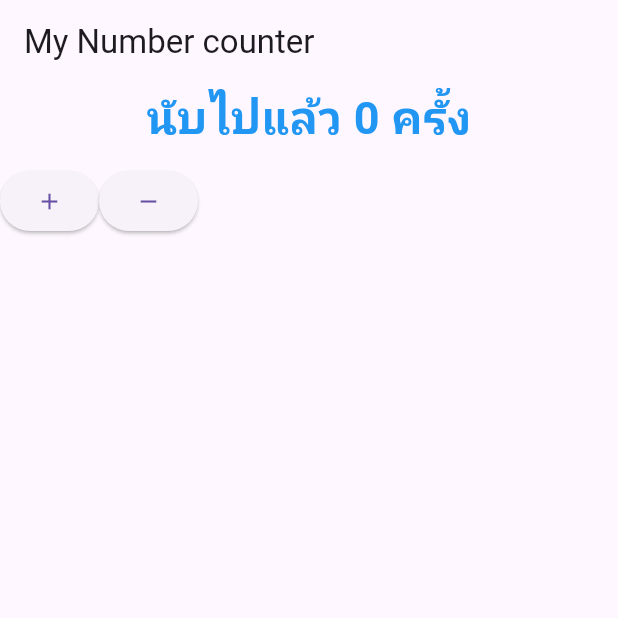
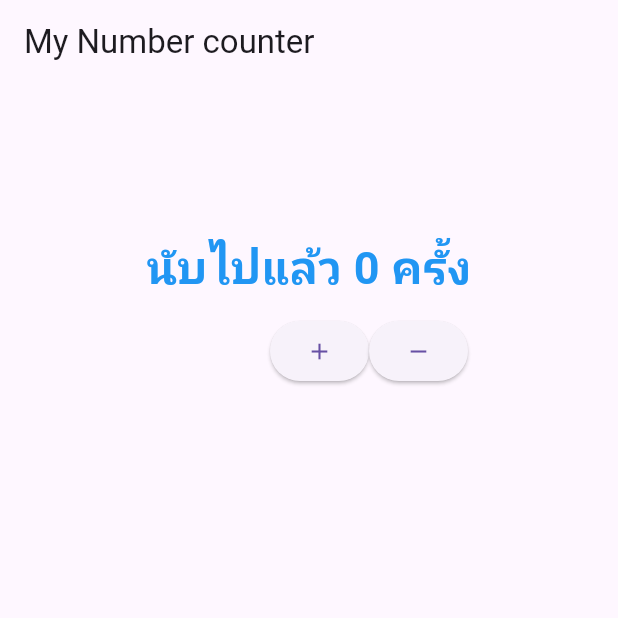
Before and after one commit to zepultula/dart_project, a Flutter app: the screen it shows after launch, on a phone screen of 412 x 824 dp, the top half of it. Run offline on Flutter 3.47's test engine with Material 3 defaults, Android fonts, the phone set to English and light mode, and no system bars.

Commit message:
ปรับระยะการจัดหน้า

```diff
--- a/project_2/lib/screen/my_home_page.dart
+++ b/project_2/lib/screen/my_home_page.dart
@@ -35,10 +35,12 @@ class _MyHomePageState extends State<MyHomePage> {
         //child: Text("นับไปแล้ว $_counter ครั้ง"),
         child: Column(
           children: [
+            const SizedBox(height: 100),
             Text("นับไปแล้ว $_counter ครั้ง", style: const TextStyle(fontSize: 30, fontWeight: FontWeight.bold, color: Colors.blue)),
             const SizedBox(height: 10),
             Row(
               children: [
+                const SizedBox(width: 180),
                 ElevatedButton(
                   onPressed: _counterIncrement,
                   child: const Icon(Icons.add),
```
